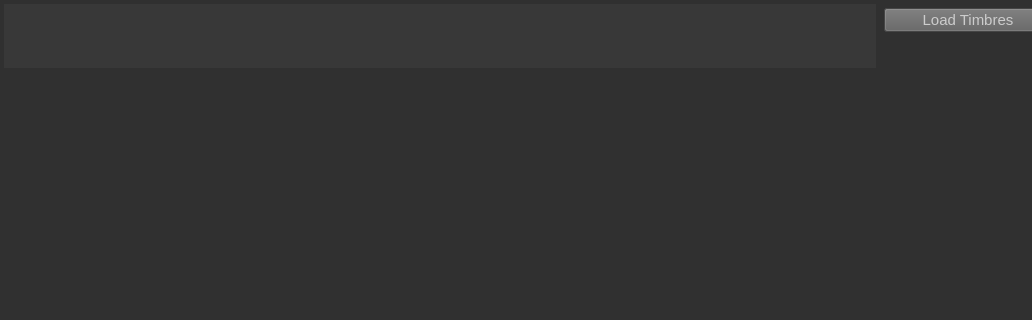
Above: qt/synthesizer/ChiptuneMidiSynthesizerWidgetForm.ui from Gaiger/ChiptuneMIDI before the change; both pictures show x 0 to 1032 and y 0 to 320 of the 1240 by 760 pixel window. Below: the same form after it.
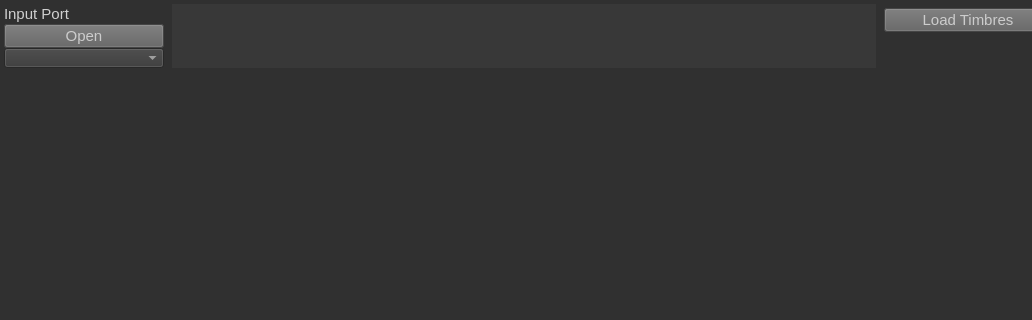
That is the form after the change.

Commit message:
feature(qt_synthesizer): add MIDI input port controls
- add input port label, combo box, and checkable open/close button

- wire input port controls to MidiInputManager

- refresh InputPortComboBox every two seconds while no port is open

- disable InputPortComboBox after opening an input port

Patch:
```diff
--- a/qt/synthesizer/ChiptuneMidiSynthesizerWidgetForm.ui
+++ b/qt/synthesizer/ChiptuneMidiSynthesizerWidgetForm.ui
@@ -63,9 +63,9 @@
   <widget class="QWidget" name="WaveWidget" native="true">
    <property name="geometry">
     <rect>
-     <x>4</x>
+     <x>172</x>
      <y>4</y>
-     <width>872</width>
+     <width>704</width>
      <height>64</height>
     </rect>
    </property>
@@ -76,6 +76,55 @@
 }</string>
    </property>
   </widget>
+  <widget class="QComboBox" name="InputPortComboBox">
+   <property name="geometry">
+    <rect>
+     <x>4</x>
+     <y>48</y>
+     <width>160</width>
+     <height>20</height>
+    </rect>
+   </property>
+   <property name="styleSheet">
+    <string notr="true">QWidget {
+background-color: rgb(56, 56, 56);
+color: rgb(208, 208, 208);
+}
+ QComboBox:disabled {
+ background-color: rgb(40, 40, 40);
+color: rgb(168, 168, 168);
+ }</string>
+   </property>
+  </widget>
+  <widget class="QLabel" name="InputPortLabel">
+   <property name="geometry">
+    <rect>
+     <x>4</x>
+     <y>4</y>
+     <width>160</width>
+     <height>20</height>
+    </rect>
+   </property>
+   <property name="text">
+    <string>Input Port</string>
+   </property>
+  </widget>
+  <widget class="QPushButton" name="OpenCloseInputPortPushButton">
+   <property name="geometry">
+    <rect>
+     <x>4</x>
+     <y>24</y>
+     <width>160</width>
+     <height>24</height>
+    </rect>
+   </property>
+   <property name="text">
+    <string>Open</string>
+   </property>
+   <property name="checkable">
+    <bool>true</bool>
+   </property>
+  </widget>
   <widget class="QPushButton" name="NotePushButton">
    <property name="geometry">
     <rect>
```
The commit also changes 2 other files.
